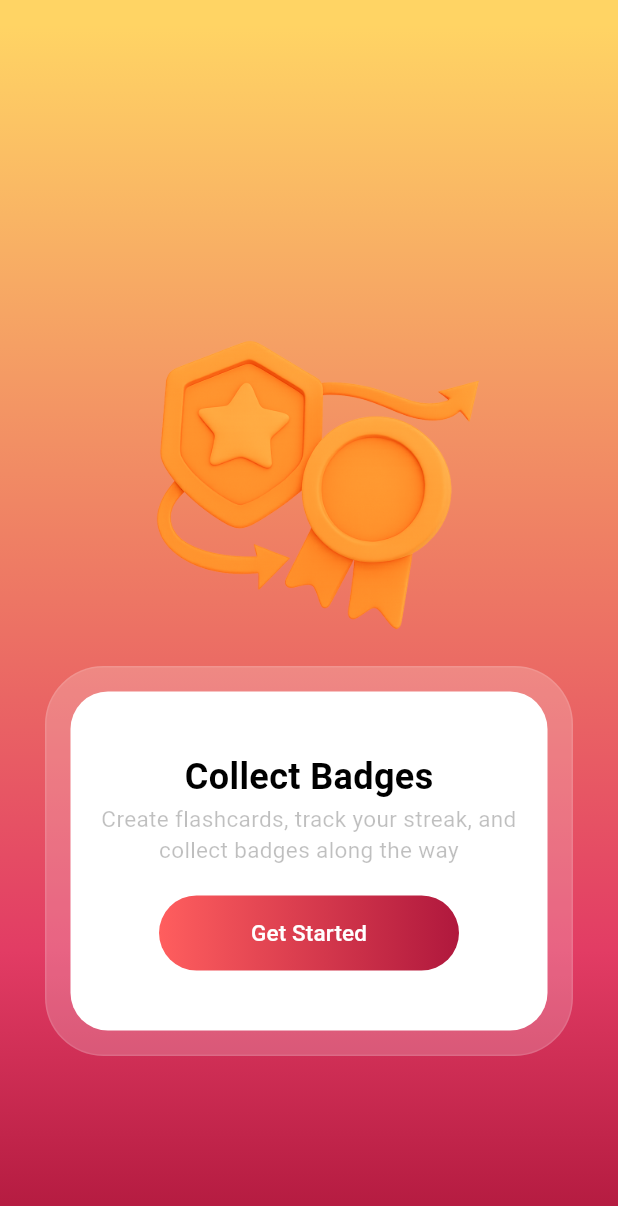
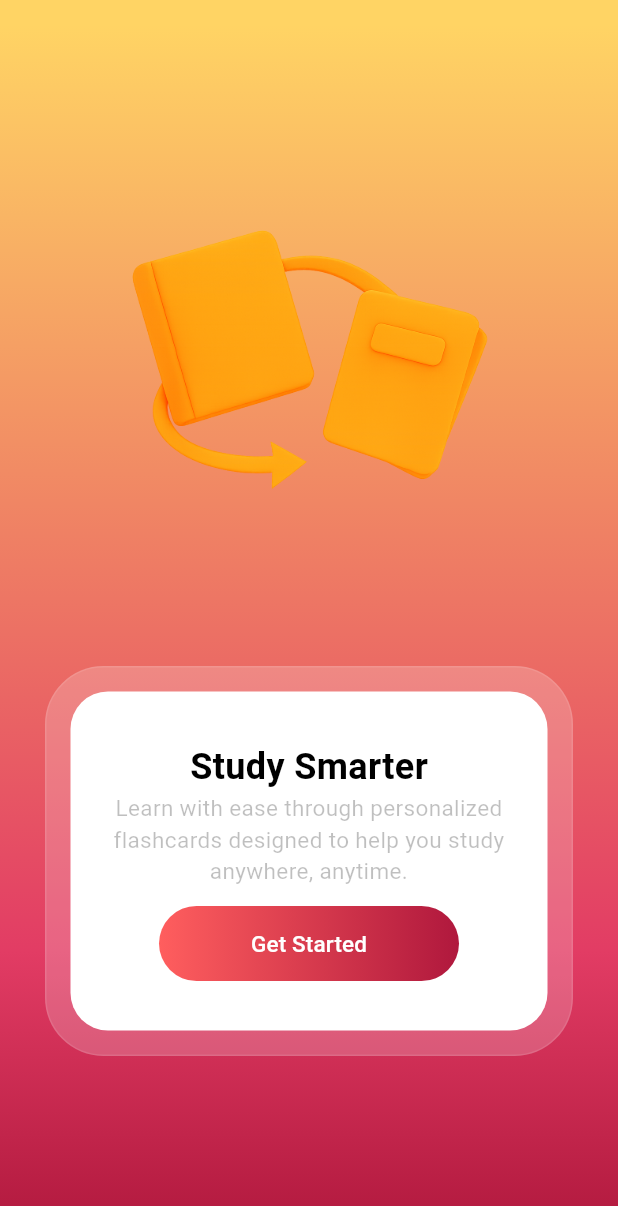
Before and after one commit to wahyuayesha/Cardify, a Flutter app: the screen it shows after launch, swiped to page 2, on a phone screen of 412 x 824 dp. Shown: the top 1206 px of the screen. Run offline on Flutter 3.47's test engine with Material 3 defaults, Android fonts, the phone set to English and light mode, and no system bars; our stand-ins replace dartz, device_info_plus, flutter_svg, get, google_generative_ai, image_picker and 4 more; missing offline and left inert: flutter_flip_card, google_mlkit_text_recognition; accounts and stored records are empty.

Commit message:
Modifikasi tanpa badge

```diff
--- a/lib/core/const/config.dart
+++ b/lib/core/const/config.dart
@@ -2,4 +2,5 @@ class AppConfig {
   static const String appName = 'Cardify';
   static const String aiApiKey = 'AIzaSyDezLc5UwMOQkZPV_r9OYRRukGcweoJtjw';
   static const String aiModel = "gemini-2.5-flash-lite";
+  static const String donationLink = 'https://saweria.co/wahyuoryesha';
 }
--- a/lib/core/localization/en_us.dart
+++ b/lib/core/localization/en_us.dart
@@ -51,7 +51,7 @@ const Map<String, String> enUS = {
   'dialog.confirm' : 'Delete',
 
   // flashcard list
-  'flashcard.title': 'Flashcards',
+  'flashcard.title': 'Packs',
   'flashcard.search' : 'Search Flashcard',
   'flashcard.emptySub': 'No Flashcards Found',
   'flashcard.emptyDesc':
@@ -64,6 +64,7 @@ const Map<String, String> enUS = {
   'notice1.content2': 'Swipe left for the next card',
   'notice1.content3': 'Flag a card to review later',
   'button.finish': 'Finish',
+  'button.cancel' : 'Cancel',
   'button.shuffle': 'Shuffle',
 
   // dialog
--- a/lib/core/localization/es_es.dart
+++ b/lib/core/localization/es_es.dart
@@ -50,7 +50,7 @@ const Map<String, String> esES = {
   'dialog.confirm': 'Eliminar',
 
   // lista de flashcards
-  'flashcard.title': 'Tarjetas',
+  'flashcard.title': 'Paquetes',
   'flashcard.search': 'Buscar tarjeta',
   'flashcard.emptySub': 'No se encontraron tarjetas',
   'flashcard.emptyDesc':
@@ -63,6 +63,7 @@ const Map<String, String> esES = {
   'notice1.content2': 'Desliza a la izquierda para la siguiente tarjeta',
   'notice1.content3': 'Marca una tarjeta para revisar más tarde',
   'button.finish': 'Finalizar',
+  'button.cancel': 'Cancelar',
   'button.shuffle': 'Mezclar',
 
   // diálogo de estudio
--- a/lib/core/localization/id_id.dart
+++ b/lib/core/localization/id_id.dart
@@ -50,7 +50,7 @@ const Map<String, String> idID = {
   'dialog.confirm': 'Hapus',
 
   // daftar flashcard
-  'flashcard.title': 'Flashcard',
+  'flashcard.title': 'Paket',
   'flashcard.search': 'Cari Flashcard',
   'flashcard.emptySub': 'Tidak Ada Flashcard Ditemukan',
   'flashcard.emptyDesc':
@@ -63,6 +63,7 @@ const Map<String, String> idID = {
   'notice1.content2': 'Geser ke kiri untuk kartu berikutnya',
   'notice1.content3': 'Tandai kartu untuk dipelajari lagi nanti',
   'button.finish': 'Selesai',
+  'button.cancel': 'Batal',
   'button.shuffle': 'Acak',
 
   // dialog belajar
--- a/lib/core/localization/ko_kr.dart
+++ b/lib/core/localization/ko_kr.dart
@@ -48,7 +48,7 @@ const Map<String, String> koKR = {
   'dialog.confirm': '삭제',
 
   // 플래시카드 목록
-  'flashcard.title': '플래시카드',
+  'flashcard.title': '팩스',
   'flashcard.search': '플래시카드 검색',
   'flashcard.emptySub': '플래시카드를 찾을 수 없습니다',
   'flashcard.emptyDesc': '플래시카드 팩이 비어 있습니다. 아래에서 첫 번째 플래시카드를 만들어보세요.',
@@ -60,6 +60,7 @@ const Map<String, String> koKR = {
   'notice1.content2': '왼쪽으로 스와이프하여 다음 카드로 이동하세요',
   'notice1.content3': '나중에 복습할 카드는 플래그하세요',
   'button.finish': '완료',
+  'button.cancel': '취소',
   'button.shuffle': '섞기',
 
   // 공부 종료 다이얼로그
--- a/lib/core/localization/ru_ru.dart
+++ b/lib/core/localization/ru_ru.dart
@@ -50,7 +50,7 @@ const Map<String, String> ruRU = {
   'dialog.confirm': 'Удалить',
 
   // список карточек
-  'flashcard.title': 'Карточки',
+  'flashcard.title': 'Пакеты',
   'flashcard.search': 'Поиск карточек',
   'flashcard.emptySub': 'Карточки не найдены',
   'flashcard.emptyDesc':
@@ -60,9 +60,10 @@ const Map<String, String> ruRU = {
   // страница обучения
   'notice1.title': 'Как использовать:',
   'notice1.content1': 'Нажмите на карточку, чтобы увидеть ответ',
-  'notice1.content2': 'Смахните влево, чтобы перейти к следующей карточке',
+  'notice1.content2': 'Смахните влево',
   'notice1.content3': 'Отметьте карточку, чтобы повторить позже',
-  'button.finish': 'Завершить',
+  'button.finish': 'Готово',
+  'button.cancel': 'Отмена',
   'button.shuffle': 'Перемешать',
 
   // диалог обучения
--- a/lib/core/widgets/dialog.dart
+++ b/lib/core/widgets/dialog.dart
@@ -53,7 +53,7 @@ class MyDialog extends StatelessWidget {
               Expanded(
                 child: PrimaryButton(
                   onPressed: () => Get.back(),
-                  text: 'Cancel',
+                  text: 'button.cancel'.tr,
                   borderRadius: 18,
                 ),
               ),
--- a/lib/features/flashcard/presentation/pages/detail_page.dart
+++ b/lib/features/flashcard/presentation/pages/detail_page.dart
@@ -10,6 +10,7 @@ import 'package:cardify/core/widgets/svg_icon.dart';
 import 'package:cardify/features/flashcard/domain/entities/pack_entity.dart';
 import 'package:cardify/features/flashcard/presentation/controller/flashcard_controller.dart';
 import 'package:cardify/features/flashcard/presentation/controller/theme_controller.dart';
+import 'package:cardify/features/flashcard/presentation/pages/home_page.dart';
 import 'package:cardify/features/flashcard/presentation/pages/study_page.dart';
 import 'package:cardify/features/main/presentation/pages/main_page.dart';
 import 'package:flutter/material.dart';
@@ -297,7 +298,7 @@ class DetailPage extends StatelessWidget {
                                       await flashcardController
                                           .deleteFlashcardsPack(cardPack.id)
                                           .then((_) {
-                                            Get.offAll(MainPage());
+                                            Get.offAll(HomePage());
                                           });
                                     },
                                   ),
--- a/lib/features/flashcard/presentation/pages/study_page.dart
+++ b/lib/features/flashcard/presentation/pages/study_page.dart
@@ -350,7 +350,7 @@ class _StudyPageState extends State<StudyPage> {
                                 children: [
                                   SizedBox(width: 30),
                                   Text(
-                                    'notice2.content2'.tr,
+                                    'notice1.content2'.tr,
                                     style: TextStyle(
                                       color: AppColors.baseLight,
                                       fontSize: 12,
@@ -362,7 +362,7 @@ class _StudyPageState extends State<StudyPage> {
                                 children: [
                                   SizedBox(width: 30),
                                   Text(
-                                    'notice3.content3'.tr,
+                                    'notice1.content3'.tr,
                                     style: TextStyle(
                                       color: AppColors.baseLight,
                                       fontSize: 12,
--- a/lib/features/generate_flashcard/presentation/controllers/generate_controller.dart
+++ b/lib/features/generate_flashcard/presentation/controllers/generate_controller.dart
@@ -1,6 +1,7 @@
 import 'dart:io';
 
 import 'package:cardify/features/flashcard/presentation/controller/flashcard_controller.dart';
+import 'package:cardify/features/flashcard/presentation/pages/home_page.dart';
 import 'package:cardify/features/generate_flashcard/domain/usecases/create_flashcard_image.dart';
 import 'package:cardify/features/generate_flashcard/domain/usecases/create_flashcard_text.dart';
 import 'package:cardify/features/main/presentation/pages/main_page.dart';
@@ -54,7 +55,7 @@ class GenerateController extends GetxController {
           backgroundColor: Colors.green.withOpacity(0.8),
           colorText: Colors.white,
         );
-        Get.to(() => MainPage());
+        Get.to(() => HomePage());
         successMessage.value = '';
       }
     });
--- a/lib/features/generate_flashcard/presentation/pages/paste_page.dart
+++ b/lib/features/generate_flashcard/presentation/pages/paste_page.dart
@@ -2,6 +2,7 @@ import 'package:cardify/core/const/colors.dart';
 import 'package:cardify/core/const/gradients.dart';
 import 'package:cardify/core/widgets/primary_button.dart';
 import 'package:cardify/features/flashcard/presentation/controller/theme_controller.dart';
+import 'package:cardify/features/flashcard/presentation/pages/home_page.dart';
 import 'package:cardify/features/generate_flashcard/presentation/controllers/generate_controller.dart';
 import 'package:cardify/features/main/presentation/pages/main_page.dart';
 import 'package:flutter/material.dart';
@@ -168,7 +169,7 @@ class PastePage extends StatelessWidget {
                                     );
                                   } else {
                                     return PrimaryButton(
-                                      width: 200,
+                                      width: 210,
                                       onPressed: () async {
                                         await generateController
                                             .createFlashcard(
@@ -179,7 +180,7 @@ class PastePage extends StatelessWidget {
                                         if (generateController
                                             .successMessage
                                             .isNotEmpty) {
-                                          Get.to(MainPage());
+                                          Get.to(HomePage());
                                         }
                                       },
                                       text: 'button.generate'.tr,
--- a/lib/features/onboard/presentation/pages/onboard_page.dart
+++ b/lib/features/onboard/presentation/pages/onboard_page.dart
@@ -1,6 +1,7 @@
 import 'package:cardify/core/const/colors.dart';
 import 'package:cardify/core/const/gradients.dart';
 import 'package:cardify/core/widgets/primary_button.dart';
+import 'package:cardify/features/flashcard/presentation/pages/home_page.dart';
 import 'package:cardify/features/main/presentation/pages/main_page.dart';
 import 'package:cardify/features/onboard/presentation/controller/onboard_controller.dart';
 import 'package:flutter/material.dart';
@@ -23,7 +24,7 @@ class _OnboardPageState extends State<OnboardPage> {
     return Scaffold(
       body: PageView(
         controller: controller,
-        children: [cardIntro(), badgeIntro()],
+        children: [cardIntro(), studyIntro()],
       ),
     );
   }
@@ -115,7 +116,7 @@ class _OnboardPageState extends State<OnboardPage> {
     );
   }
 
-  Widget badgeIntro() {
+  Widget studyIntro() {
     return Stack(
       children: [
         Container(decoration: BoxDecoration(gradient: AppGradients.background)),
@@ -126,7 +127,7 @@ class _OnboardPageState extends State<OnboardPage> {
             mainAxisAlignment: MainAxisAlignment.end,
             children: [
               Image.asset(
-                'assets/images/decoration/intoduction2.png',
+                'assets/images/decoration/intoduction3.png',
                 scale: 3.8,
               ),
 
@@ -159,7 +160,7 @@ class _OnboardPageState extends State<OnboardPage> {
                             children: [
                               const Spacer(),
                               Text(
-                                'Collect Badges',
+                                'Study Smarter',
                                 style: TextStyle(
                                   fontSize: 24,
                                   fontWeight: FontWeight.bold,
@@ -167,7 +168,7 @@ class _OnboardPageState extends State<OnboardPage> {
                                 ),
                               ),
                               Text(
-                                'Create flashcards, track your streak, and collect badges along the way',
+                                'Learn with ease through personalized flashcards designed to help you study anywhere, anytime.',
                                 textAlign: TextAlign.center,
                                 style: TextStyle(
                                   fontSize: 15,
@@ -183,7 +184,7 @@ class _OnboardPageState extends State<OnboardPage> {
                                       .setNotFirstTimeUsecase()
                                       .then((_) {
                                         Get.off(
-                                          MainPage(),
+                                          HomePage(),
                                           transition: Transition.cupertino,
                                         );
                                       });
--- a/lib/features/splash/presentation/pages/splash_page.dart
+++ b/lib/features/splash/presentation/pages/splash_page.dart
@@ -1,6 +1,7 @@
 import 'package:cardify/core/const/colors.dart';
 import 'package:cardify/core/const/gradients.dart';
 import 'package:cardify/features/flashcard/presentation/controller/flashcard_controller.dart';
+import 'package:cardify/features/flashcard/presentation/pages/home_page.dart';
 import 'package:cardify/features/main/presentation/pages/main_page.dart';
 import 'package:cardify/features/onboard/presentation/controller/onboard_controller.dart';
 import 'package:cardify/features/onboard/presentation/pages/onboard_page.dart';
@@ -51,7 +52,7 @@ class _SplashPageState extends State<SplashPage> {
       );
     } else {
       Get.off(
-        MainPage(),
+        HomePage(),
         transition: Transition.fade,
         duration: Duration(seconds: 3),
       );
--- a/pubspec.yaml
+++ b/pubspec.yaml
@@ -56,6 +56,7 @@ dependencies:
   sqflite: ^2.4.2
   shared_preferences: ^2.5.3
   device_info_plus: ^12.1.0
+  url_launcher: ^6.3.2
 
 dev_dependencies:
   flutter_test:
```
Also changed, not shown: lib/features/flashcard/presentation/pages/flashcards_page.dart (+14 -3 lines), lib/features/flashcard/presentation/pages/home_page.dart (+20 -2 lines), lib/features/main/presentation/pages/main_page.dart (+57 -57 lines), assets/images/decoration/intoduction3.png (added), pubspec.lock, 5 other files.
